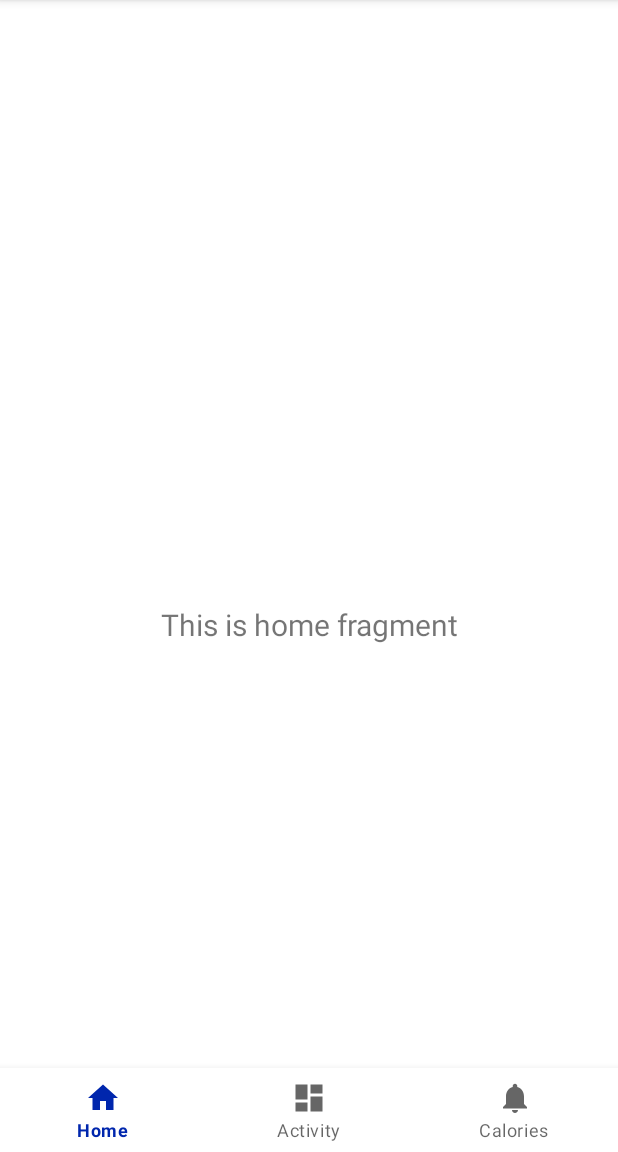
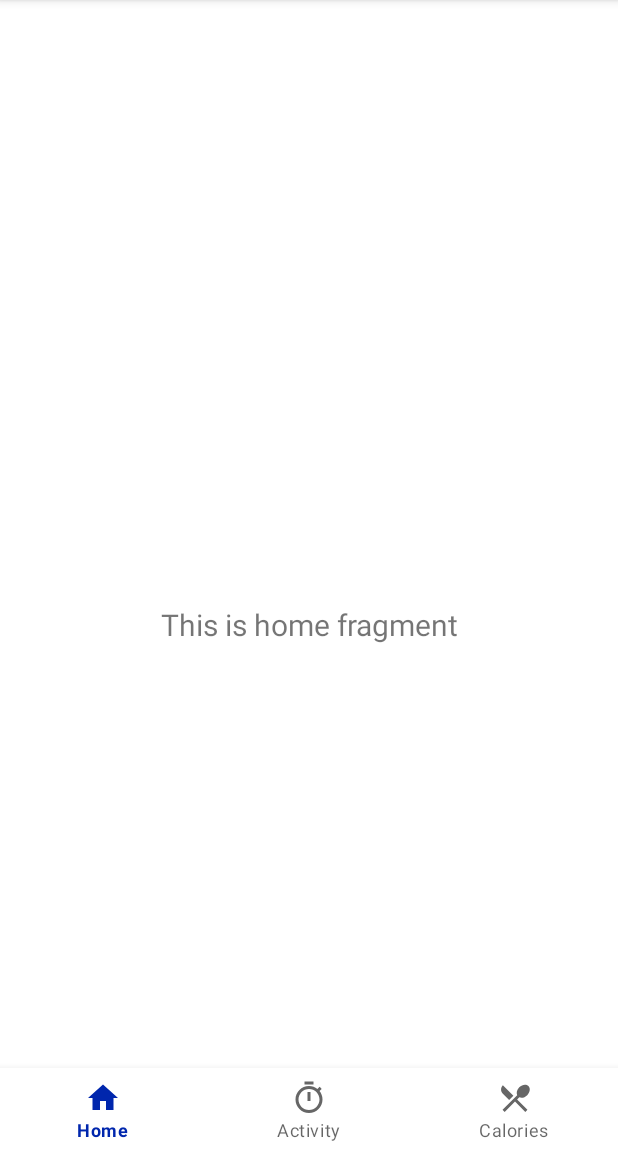
Before and after one commit to GioRigamonti/MyFITapp, an Android app: the screen it shows after launch (MainActivity), on a phone screen of 412 x 824 dp, the part 84-1236 px from its top. Run offline under Robolectric (Android 15) with nearby library versions, the light colour scheme and no system bars; our stand-ins replace navigation-ui.

Commit message:
aggiunte e sistemate icone bottom navigation menu

```diff
--- /dev/null
+++ b/MyFITapp/app/src/main/res/drawable/ic_baseline_local_dining_24.xml
@@ -0,0 +1,10 @@
+<vector xmlns:android="http://schemas.android.com/apk/res/android"
+    android:width="24dp"
+    android:height="24dp"
+    android:viewportWidth="24"
+    android:viewportHeight="24"
+    android:tint="?attr/colorControlNormal">
+  <path
+      android:fillColor="@android:color/white"
+      android:pathData="M8.1,13.34l2.83,-2.83L3.91,3.5c-1.56,1.56 -1.56,4.09 0,5.66l4.19,4.18zM14.88,11.53c1.53,0.71 3.68,0.21 5.27,-1.38 1.91,-1.91 2.28,-4.65 0.81,-6.12 -1.46,-1.46 -4.2,-1.1 -6.12,0.81 -1.59,1.59 -2.09,3.74 -1.38,5.27L3.7,19.87l1.41,1.41L12,14.41l6.88,6.88 1.41,-1.41L13.41,13l1.47,-1.47z"/>
+</vector>
--- /dev/null
+++ b/MyFITapp/app/src/main/res/drawable/ic_baseline_timer_24.xml
@@ -0,0 +1,10 @@
+<vector xmlns:android="http://schemas.android.com/apk/res/android"
+    android:width="24dp"
+    android:height="24dp"
+    android:viewportWidth="24"
+    android:viewportHeight="24"
+    android:tint="?attr/colorControlNormal">
+  <path
+      android:fillColor="@android:color/white"
+      android:pathData="M15,1L9,1v2h6L15,1zM11,14h2L13,8h-2v6zM19.03,7.39l1.42,-1.42c-0.43,-0.51 -0.9,-0.99 -1.41,-1.41l-1.42,1.42C16.07,4.74 14.12,4 12,4c-4.97,0 -9,4.03 -9,9s4.02,9 9,9 9,-4.03 9,-9c0,-2.12 -0.74,-4.07 -1.97,-5.61zM12,20c-3.87,0 -7,-3.13 -7,-7s3.13,-7 7,-7 7,3.13 7,7 -3.13,7 -7,7z"/>
+</vector>
--- a/MyFITapp/app/src/main/res/drawable/ic_dashboard_black_24dp.xml
+++ /dev/null
@@ -1,9 +0,0 @@
-<vector xmlns:android="http://schemas.android.com/apk/res/android"
-    android:width="24dp"
-    android:height="24dp"
-    android:viewportWidth="24.0"
-    android:viewportHeight="24.0">
-    <path
-        android:fillColor="#FF000000"
-        android:pathData="M3,13h8L11,3L3,3v10zM3,21h8v-6L3,15v6zM13,21h8L21,11h-8v10zM13,3v6h8L21,3h-8z" />
-</vector>
--- a/MyFITapp/app/src/main/res/drawable/ic_notifications_black_24dp.xml
+++ /dev/null
@@ -1,9 +0,0 @@
-<vector xmlns:android="http://schemas.android.com/apk/res/android"
-    android:width="24dp"
-    android:height="24dp"
-    android:viewportWidth="24.0"
-    android:viewportHeight="24.0">
-    <path
-        android:fillColor="#FF000000"
-        android:pathData="M12,22c1.1,0 2,-0.9 2,-2h-4c0,1.1 0.89,2 2,2zM18,16v-5c0,-3.07 -1.64,-5.64 -4.5,-6.32L13.5,4c0,-0.83 -0.67,-1.5 -1.5,-1.5s-1.5,0.67 -1.5,1.5v0.68C7.63,5.36 6,7.92 6,11v5l-2,2v1h16v-1l-2,-2z" />
-</vector>
--- a/MyFITapp/app/src/main/res/menu/bottom_nav_menu.xml
+++ b/MyFITapp/app/src/main/res/menu/bottom_nav_menu.xml
@@ -8,12 +8,12 @@
 
     <item
         android:id="@+id/navigation_activity"
-        android:icon="@drawable/ic_dashboard_black_24dp"
+        android:icon="@drawable/ic_baseline_timer_24"
         android:title="@string/title_activity" />
 
     <item
         android:id="@+id/navigation_calories"
-        android:icon="@drawable/ic_notifications_black_24dp"
+        android:icon="@drawable/ic_baseline_local_dining_24"
         android:title="@string/title_calories" />
 
 </menu>
```
